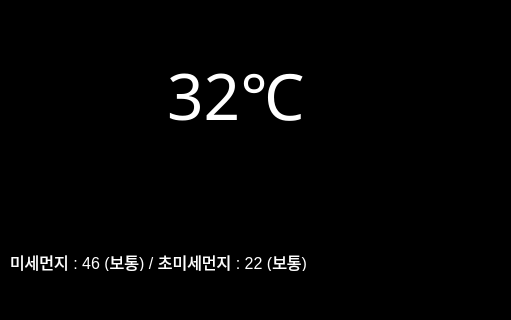
Aftermoon-dev/MirrorAssistant, file rpi-client/ui/main.ui: the form before one commit; both pictures show x 0 to 511 and y 0 to 320 of the 1024 by 600 pixel window.
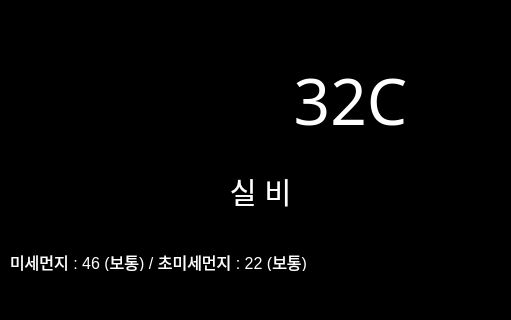
The form after the commit.

The edit to the form file:
```diff
--- a/rpi-client/ui/main.ui
+++ b/rpi-client/ui/main.ui
@@ -267,10 +267,10 @@
    <widget class="QLabel" name="temp">
     <property name="geometry">
      <rect>
-      <x>110</x>
-      <y>20</y>
-      <width>231</width>
-      <height>111</height>
+      <x>260</x>
+      <y>30</y>
+      <width>161</width>
+      <height>101</height>
      </rect>
     </property>
     <property name="font">
@@ -279,7 +279,7 @@
      </font>
     </property>
     <property name="text">
-     <string>&lt;html&gt;&lt;head/&gt;&lt;body&gt;&lt;p align=&quot;center&quot;&gt;&lt;span style=&quot; font-size:48pt; color:#ffffff;&quot;&gt;32℃&lt;/span&gt;&lt;/p&gt;&lt;/body&gt;&lt;/html&gt;</string>
+     <string>&lt;html&gt;&lt;head/&gt;&lt;body&gt;&lt;p align=&quot;center&quot;&gt;&lt;span style=&quot; font-size:48pt;&quot;&gt;32C&lt;/span&gt;&lt;/p&gt;&lt;/body&gt;&lt;/html&gt;</string>
     </property>
    </widget>
    <widget class="QLabel" name="dust">
@@ -295,6 +295,36 @@
      <string>&lt;html&gt;&lt;head/&gt;&lt;body&gt;&lt;p&gt;&lt;span style=&quot; font-size:12pt;&quot;&gt;미세먼지 : 46 (보통) / 초미세먼지 : 22 (보통)&lt;/span&gt;&lt;/p&gt;&lt;/body&gt;&lt;/html&gt;</string>
     </property>
    </widget>
+   <widget class="QLabel" name="weather_icon">
+    <property name="geometry">
+     <rect>
+      <x>90</x>
+      <y>0</y>
+      <width>200</width>
+      <height>150</height>
+     </rect>
+    </property>
+    <property name="text">
+     <string>&lt;html&gt;&lt;head/&gt;&lt;body&gt;&lt;p align=&quot;center&quot;&gt;&lt;br/&gt;&lt;/p&gt;&lt;/body&gt;&lt;/html&gt;</string>
+    </property>
+   </widget>
+   <widget class="QLabel" name="weather_desc">
+    <property name="geometry">
+     <rect>
+      <x>140</x>
+      <y>150</y>
+      <width>221</width>
+      <height>41</height>
+     </rect>
+    </property>
+    <property name="text">
+     <string>&lt;html&gt;&lt;head/&gt;&lt;body&gt;&lt;p align=&quot;center&quot;&gt;&lt;span style=&quot; font-size:22pt;&quot;&gt;실 비&lt;/span&gt;&lt;/p&gt;&lt;/body&gt;&lt;/html&gt;</string>
+    </property>
+   </widget>
+   <zorder>weather_icon</zorder>
+   <zorder>temp</zorder>
+   <zorder>dust</zorder>
+   <zorder>weather_desc</zorder>
   </widget>
   <widget class="QGroupBox" name="timePanel">
    <property name="geometry">
```
